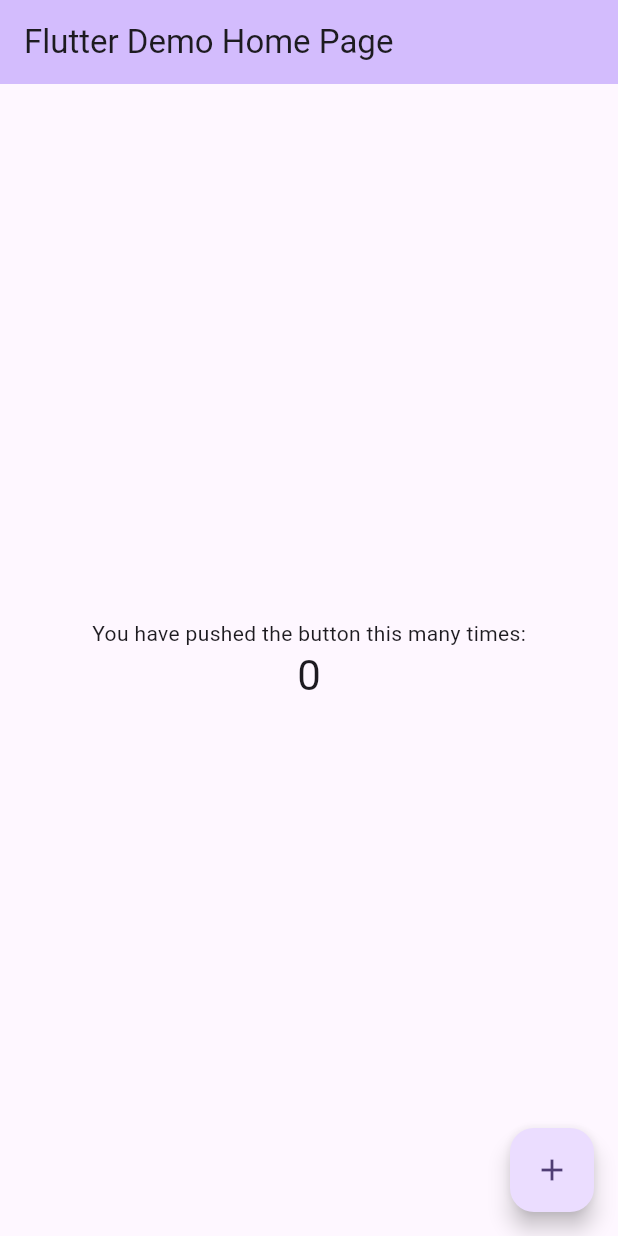
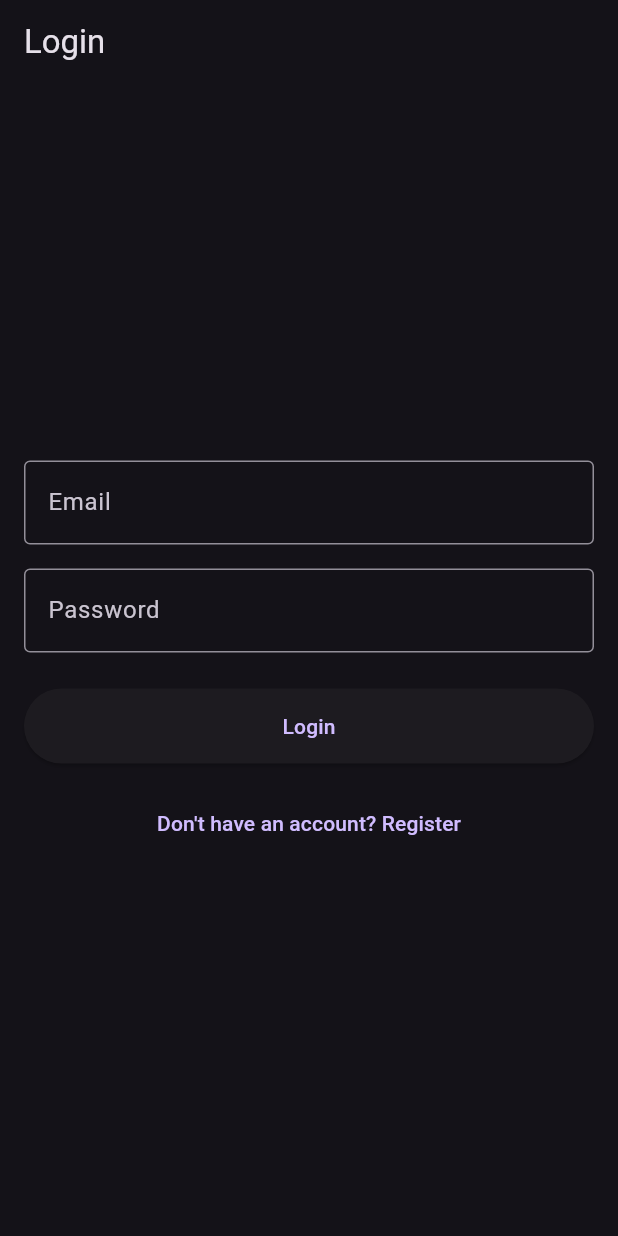
Before and after one commit to luckstraw/Mobap, a Flutter app: the screen it shows after launch, on a phone screen of 412 x 824 dp. Run offline on Flutter 3.47's test engine with Material 3 defaults, Android fonts, the phone set to English and light mode, and no system bars.

Commit message:
working login and register

```diff
--- a/lib/main.dart
+++ b/lib/main.dart
@@ -1,4 +1,5 @@
 import 'package:flutter/material.dart';
+import 'screens/login_screen.dart';
 
 void main() {
   runApp(const MyApp());
@@ -11,112 +12,10 @@ class MyApp extends StatelessWidget {
   @override
   Widget build(BuildContext context) {
     return MaterialApp(
+      debugShowCheckedModeBanner: false,
       title: 'Flutter Demo',
-      theme: ThemeData(
-        // This is the theme of your application.
-        //
-        // TRY THIS: Try running your application with "flutter run". You'll see
-        // the application has a purple toolbar. Then, without quitting the app,
-        // try changing the seedColor in the colorScheme below to Colors.green
-        // and then invoke "hot reload" (save your changes or press the "hot
-        // reload" button in a Flutter-supported IDE, or press "r" if you used
-        // the command line to start the app).
-        //
-        // Notice that the counter didn't reset back to zero; the application
-        // state is not lost during the reload. To reset the state, use hot
-        // restart instead.
-        //
-        // This works for code too, not just values: Most code changes can be
-        // tested with just a hot reload.
-        colorScheme: ColorScheme.fromSeed(seedColor: Colors.deepPurple),
-      ),
-      home: const MyHomePage(title: 'Flutter Demo Home Page'),
+      theme: ThemeData.dark(),
+      home: const LoginScreen(),
     );
   }
 }
-
-class MyHomePage extends StatefulWidget {
-  const MyHomePage({super.key, required this.title});
-
-  // This widget is the home page of your application. It is stateful, meaning
-  // that it has a State object (defined below) that contains fields that affect
-  // how it looks.
-
-  // This class is the configuration for the state. It holds the values (in this
-  // case the title) provided by the parent (in this case the App widget) and
-  // used by the build method of the State. Fields in a Widget subclass are
-  // always marked "final".
-
-  final String title;
-
-  @override
-  State<MyHomePage> createState() => _MyHomePageState();
-}
-
-class _MyHomePageState extends State<MyHomePage> {
-  int _counter = 0;
-
-  void _incrementCounter() {
-    setState(() {
-      // This call to setState tells the Flutter framework that something has
-      // changed in this State, which causes it to rerun the build method below
-      // so that the display can reflect the updated values. If we changed
-      // _counter without calling setState(), then the build method would not be
-      // called again, and so nothing would appear to happen.
-      _counter++;
-    });
-  }
-
-  @override
-  Widget build(BuildContext context) {
-    // This method is rerun every time setState is called, for instance as done
-    // by the _incrementCounter method above.
-    //
-    // The Flutter framework has been optimized to make rerunning build methods
-    // fast, so that you can just rebuild anything that needs updating rather
-    // than having to individually change instances of widgets.
-    return Scaffold(
-      appBar: AppBar(
-        // TRY THIS: Try changing the color here to a specific color (to
-        // Colors.amber, perhaps?) and trigger a hot reload to see the AppBar
-        // change color while the other colors stay the same.
-        backgroundColor: Theme.of(context).colorScheme.inversePrimary,
-        // Here we take the value from the MyHomePage object that was created by
-        // the App.build method, and use it to set our appbar title.
-        title: Text(widget.title),
-      ),
-      body: Center(
-        // Center is a layout widget. It takes a single child and positions it
-        // in the middle of the parent.
-        child: Column(
-          // Column is also a layout widget. It takes a list of children and
-          // arranges them vertically. By default, it sizes itself to fit its
-          // children horizontally, and tries to be as tall as its parent.
-          //
-          // Column has various properties to control how it sizes itself and
-          // how it positions its children. Here we use mainAxisAlignment to
-          // center the children vertically; the main axis here is the vertical
-          // axis because Columns are vertical (the cross axis would be
-          // horizontal).
-          //
-          // TRY THIS: Invoke "debug painting" (choose the "Toggle Debug Paint"
-          // action in the IDE, or press "p" in the console), to see the
-          // wireframe for each widget.
-          mainAxisAlignment: MainAxisAlignment.center,
-          children: <Widget>[
-            const Text('You have pushed the button this many times:'),
-            Text(
-              '$_counter',
-              style: Theme.of(context).textTheme.headlineMedium,
-            ),
-          ],
-        ),
-      ),
-      floatingActionButton: FloatingActionButton(
-        onPressed: _incrementCounter,
-        tooltip: 'Increment',
-        child: const Icon(Icons.add),
-      ), // This trailing comma makes auto-formatting nicer for build methods.
-    );
-  }
-}
--- a/lib/screens/login_screen.dart
+++ b/lib/screens/login_screen.dart
@@ -0,0 +1,129 @@
+import 'package:flutter/material.dart';
+import '../services/auth_service.dart';
+import 'home_screen.dart';
+import 'register_screen.dart';
+
+class LoginScreen extends StatefulWidget {
+  const LoginScreen({super.key});
+
+  @override
+  State<LoginScreen> createState() => _LoginScreenState();
+}
+
+class _LoginScreenState extends State<LoginScreen> {
+  final _formKey = GlobalKey<FormState>();
+  final _emailController = TextEditingController();
+  final _passwordController = TextEditingController();
+  final _authService = AuthService();
+  bool _isLoading = false;
+
+  String? _validateEmail(String? value) {
+    if (value == null || value.isEmpty) {
+      return 'Please enter your email';
+    }
+    // Simple email validation regex
+    final emailRegex = RegExp(r'^[\w-\.]+@([\w-]+\.)+[\w-]{2,4}$');
+    if (!emailRegex.hasMatch(value)) {
+      return 'Please enter a valid email';
+    }
+    return null;
+  }
+
+  Future<void> _login() async {
+    if (_formKey.currentState!.validate()) {
+      setState(() => _isLoading = true);
+
+      final response = await _authService.loginUser(
+        _emailController.text,
+        _passwordController.text,
+      );
+
+      setState(() => _isLoading = false);
+
+      if (!mounted) return;
+
+      if (response['status'] == 'success') {
+        Navigator.pushReplacement(
+          context,
+          MaterialPageRoute(builder: (context) => const HomeScreen()),
+        );
+      } else {
+        ScaffoldMessenger.of(context).showSnackBar(
+          SnackBar(content: Text(response['message'] ?? 'Login failed')),
+        );
+      }
+    }
+  }
+
+  @override
+  Widget build(BuildContext context) {
+    return Scaffold(
+      appBar: AppBar(title: const Text('Login')),
+      body: Padding(
+        padding: const EdgeInsets.all(16.0),
+        child: Form(
+          key: _formKey,
+          child: Column(
+            mainAxisAlignment: MainAxisAlignment.center,
+            children: [
+              TextFormField(
+                controller: _emailController,
+                decoration: const InputDecoration(
+                  labelText: 'Email',
+                  border: OutlineInputBorder(),
+                ),
+                keyboardType: TextInputType.emailAddress,
+                validator: _validateEmail,
+              ),
+              const SizedBox(height: 16),
+              TextFormField(
+                controller: _passwordController,
+                decoration: const InputDecoration(
+                  labelText: 'Password',
+                  border: OutlineInputBorder(),
+                ),
+                obscureText: true,
+                validator: (value) {
+                  if (value == null || value.isEmpty) {
+                    return 'Please enter your password';
+                  }
+                  return null;
+                },
+              ),
+              const SizedBox(height: 24),
+              SizedBox(
+                width: double.infinity,
+                height: 50,
+                child: ElevatedButton(
+                  onPressed: _isLoading ? null : _login,
+                  child: _isLoading
+                      ? const CircularProgressIndicator()
+                      : const Text('Login'),
+                ),
+              ),
+              const SizedBox(height: 16),
+              TextButton(
+                onPressed: () {
+                  Navigator.push(
+                    context,
+                    MaterialPageRoute(
+                      builder: (context) => const RegisterScreen(),
+                    ),
+                  );
+                },
+                child: const Text('Don\'t have an account? Register'),
+              ),
+            ],
+          ),
+        ),
+      ),
+    );
+  }
+
+  @override
+  void dispose() {
+    _emailController.dispose();
+    _passwordController.dispose();
+    super.dispose();
+  }
+}
```
Also changed, not shown: lib/screens/home_screen.dart (+186 -0 lines), lib/screens/register_screen.dart (+169 -0 lines), lib/services/auth_service.dart (+135 -0 lines), 3 other files.
